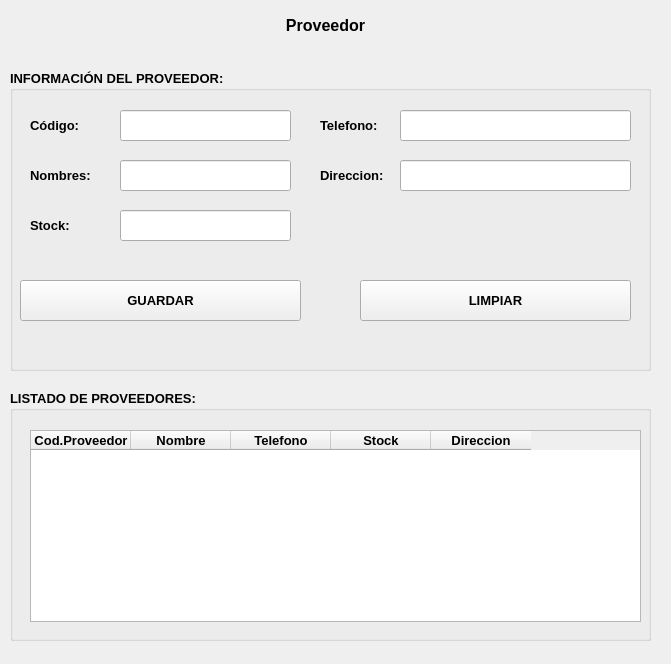
This is appVehiculos/view/fmproveedor.ui in Alonsobox/Proyecto-ProgramacionObj as Qt 5 draws it before an edit. The edited form follows.
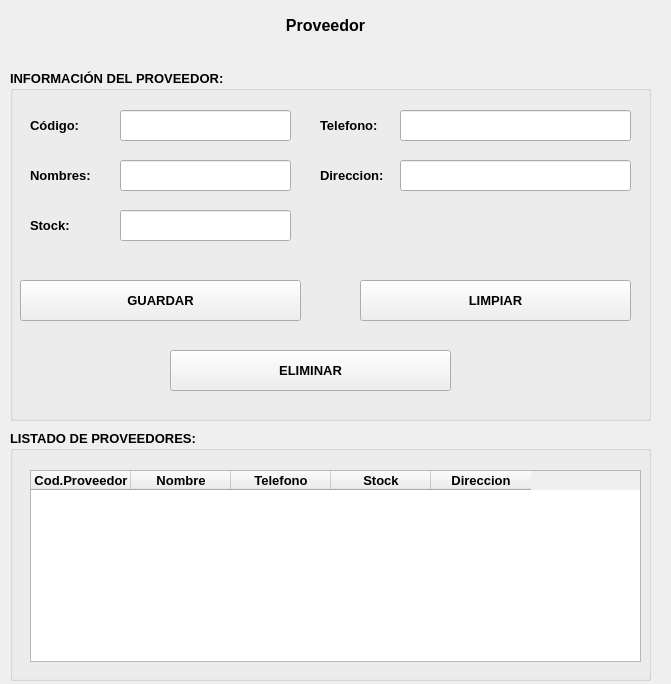
This is the edited form.

Commit message: Agregamos el votor eliminar a la ventana de Proveedor

Diff of the .ui file:
```diff
--- a/appVehiculos/view/fmproveedor.ui
+++ b/appVehiculos/view/fmproveedor.ui
@@ -7,7 +7,7 @@
     <x>0</x>
     <y>0</y>
     <width>671</width>
-    <height>664</height>
+    <height>684</height>
    </rect>
   </property>
   <property name="windowTitle">
@@ -20,7 +20,7 @@
       <x>10</x>
       <y>70</y>
       <width>641</width>
-      <height>301</height>
+      <height>351</height>
      </rect>
     </property>
     <property name="font">
@@ -174,6 +174,19 @@
       </rect>
      </property>
     </widget>
+    <widget class="QPushButton" name="btnEliminar">
+     <property name="geometry">
+      <rect>
+       <x>160</x>
+       <y>280</y>
+       <width>281</width>
+       <height>41</height>
+      </rect>
+     </property>
+     <property name="text">
+      <string>ELIMINAR</string>
+     </property>
+    </widget>
    </widget>
    <widget class="QLabel" name="label">
     <property name="geometry">
@@ -202,7 +215,7 @@
     <property name="geometry">
      <rect>
       <x>10</x>
-      <y>390</y>
+      <y>430</y>
       <width>641</width>
       <height>251</height>
      </rect>
```
The commit also changes 4 other files.
